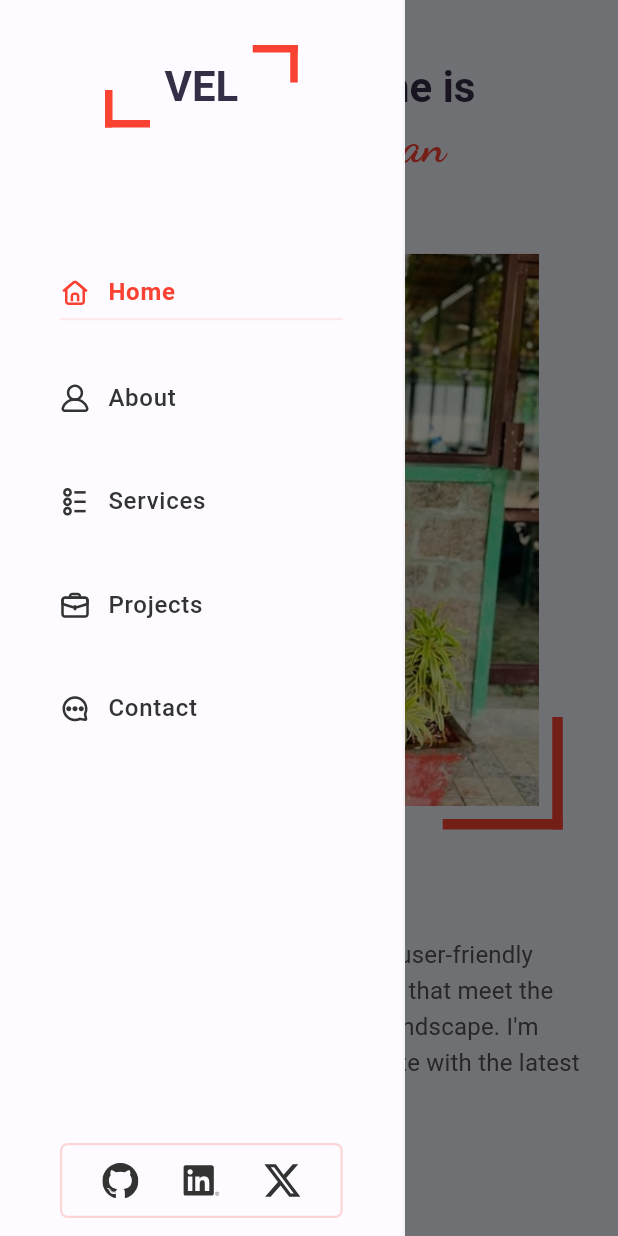
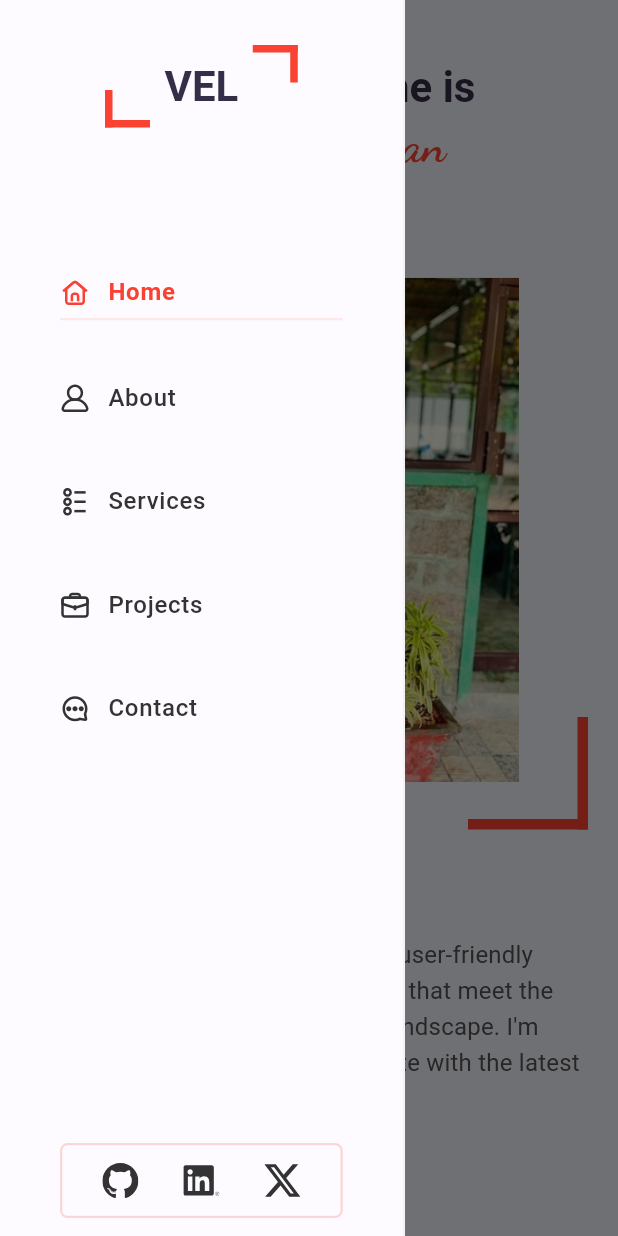
Before and after one commit to dev-ravan/my-folio, a Flutter app: the screen it shows after launch, after a tap on "More about Me", after a tap on the "menu" icon, on a phone screen of 412 x 824 dp. Run offline on Flutter 3.47's test engine with Material 3 defaults, Android fonts, the phone set to English and light mode, and no system bars; drawn by our look-alikes of toastification; our stand-ins replace equatable, flutter_bloc, flutter_svg, go_router, google_fonts, percent_indicator; missing offline and left inert: emailjs.

Commit message:
fix: scroll issues solved

```diff
--- a/lib/Features/Home/Presentation/components/img_intro_section.dart
+++ b/lib/Features/Home/Presentation/components/img_intro_section.dart
@@ -48,12 +48,14 @@ class ImgIntroSection extends StatelessWidget {
               color: theme.primary,
             ),
           ),
-          Container(
-            margin: isMobile ? p16 : p32,
-            color: Colors.red[100],
-            child: Image.asset(
-              MyImages.profile,
-              fit: BoxFit.cover,
+          Center(
+            child: Container(
+              margin: p32,
+              color: Colors.red[100],
+              child: Image.asset(
+                MyImages.profile,
+                fit: BoxFit.cover,
+              ),
             ),
           )
         ],
--- a/lib/Features/splash/splash.dart
+++ b/lib/Features/splash/splash.dart
@@ -21,11 +21,8 @@ class _SplashPageState extends State<SplashPage> {
 
   @override
   Widget build(BuildContext context) {
-    return Scaffold(
-      body: Center(
-          child: SizedBox(
-              width: MediaQuery.of(context).size.width / 5,
-              child: const Header())),
+    return const Scaffold(
+      body: Center(child: SizedBox(width: 200, child: Header())),
     );
   }
 }
```
